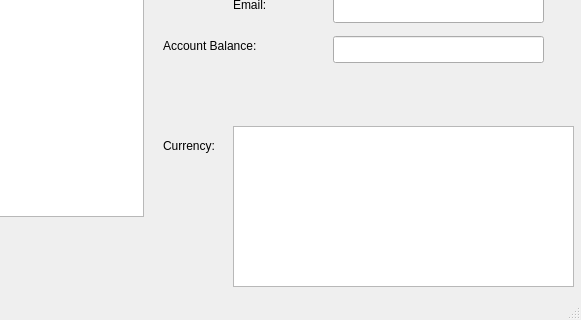
Before: the Qt Designer form mainwindow.ui in allenh1/KedighCash, drawn with Qt 5; both pictures show x 137 to 718 and y 220 to 540 of the 718 by 540 pixel window.
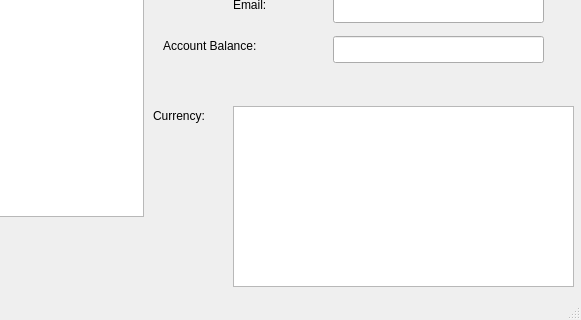
After: the same form once the commit is applied.

Commit message: Moddified the interface....

```diff
--- a/mainwindow.ui
+++ b/mainwindow.ui
@@ -116,21 +116,11 @@
      </rect>
     </property>
    </widget>
-   <widget class="QTextBrowser" name="cashListView">
-    <property name="geometry">
-     <rect>
-      <x>370</x>
-      <y>310</y>
-      <width>341</width>
-      <height>161</height>
-     </rect>
-    </property>
-   </widget>
    <widget class="QLabel" name="label_4">
     <property name="geometry">
      <rect>
-      <x>300</x>
-      <y>320</y>
+      <x>290</x>
+      <y>290</y>
       <width>71</width>
       <height>20</height>
      </rect>
@@ -175,6 +165,16 @@
      <string>Search For Serial</string>
     </property>
    </widget>
+   <widget class="QListWidget" name="cashListView">
+    <property name="geometry">
+     <rect>
+      <x>370</x>
+      <y>290</y>
+      <width>341</width>
+      <height>181</height>
+     </rect>
+    </property>
+   </widget>
   </widget>
   <widget class="QMenuBar" name="menuBar">
    <property name="geometry">
```
The commit also changes 1 other file.
